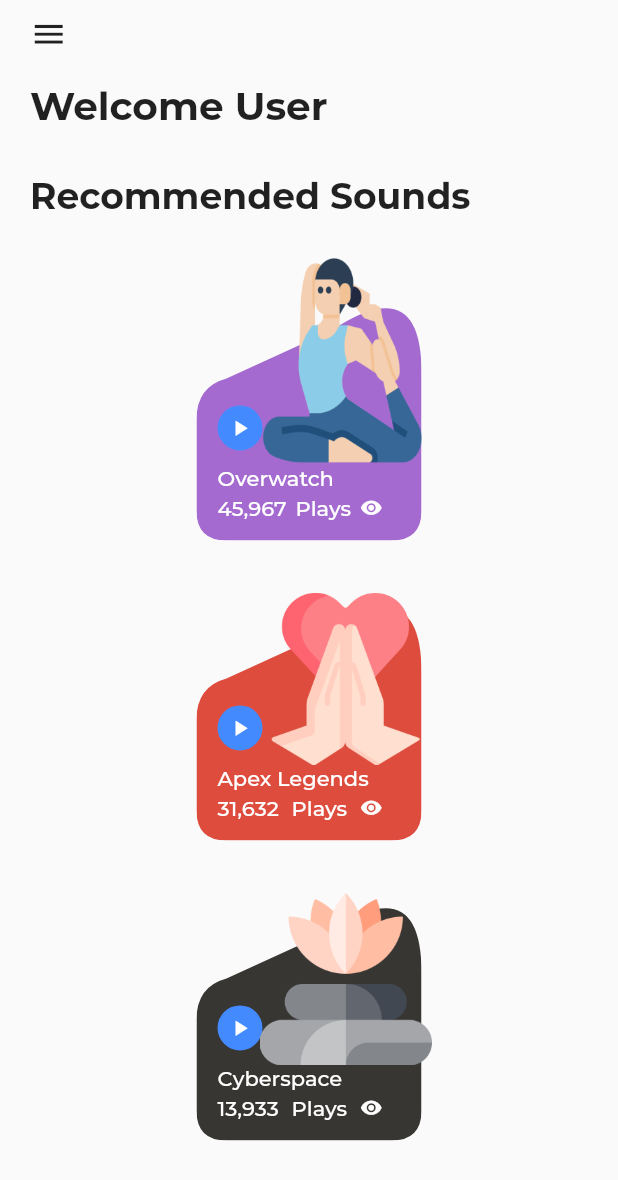
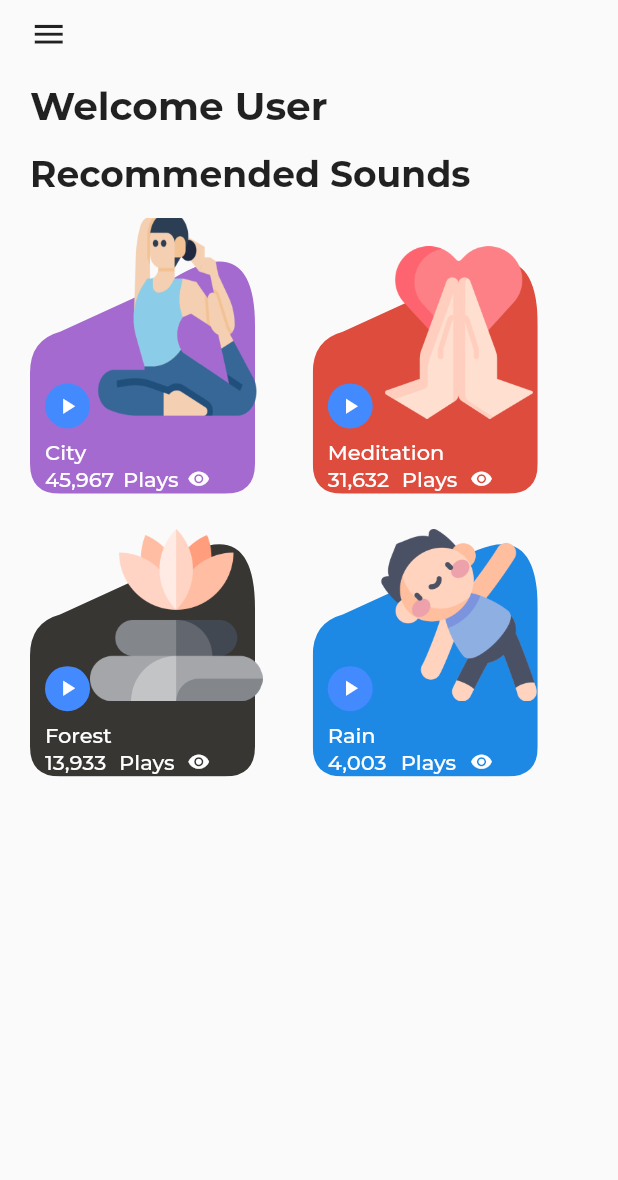
Before and after one commit to Hannibal404/Meditation, a Flutter app: the HomeScreen screen opened by its route, on a phone screen of 412 x 824 dp. Shown: the top 1180 px of the screen. Run offline on Flutter 3.47's test engine with Material 2 defaults, Android fonts, the phone set to English and light mode, and no system bars; our stand-ins replace flutter_feather_icons, flutter_svg, font_awesome_flutter; project files that could hold a hidden picture were left out.

Commit message:
Listview to gridview

```diff
--- /dev/null
+++ b/lib/app/shared/constant/strings.dart
@@ -0,0 +1 @@
+final String imgAlbum = "assets/images/image_album.jpg";
--- /dev/null
+++ b/lib/app/shared/theme/theme.dart
@@ -0,0 +1,20 @@
+import 'package:flutter/material.dart';
+
+ThemeData themeData = ThemeData(
+  primaryColor: Colors.blueGrey[900],
+  primarySwatch: Colors.grey,
+  appBarTheme: AppBarTheme(
+    color: Colors.transparent,
+    elevation: 0,
+    iconTheme: IconThemeData(
+      color: Colors.blueGrey[900]
+    ),
+    textTheme: TextTheme(
+      headline1: TextStyle(
+        color: Colors.blueGrey[900],
+        fontWeight: FontWeight.bold,
+        fontSize: 22
+      )
+    )
+  )
+);
--- a/lib/components/game.dart
+++ b/lib/components/game.dart
@@ -31,7 +31,7 @@ class RecommendedGame extends StatelessWidget {
       child: Stack(
         children: <Widget>[
           Align(
-            alignment: Alignment.bottomCenter,
+            alignment: Alignment.bottomLeft,
             child: ClipPath(
               clipper: MyClipper(),
               child: Container(
@@ -44,8 +44,8 @@ class RecommendedGame extends StatelessWidget {
             ),
           ),
           Positioned(
-            left: 125,
-            top: 150,
+            left: 10,
+            top: 147,
             child: Text(
               name,
               style: TextStyle(
@@ -54,8 +54,8 @@ class RecommendedGame extends StatelessWidget {
             ),
           ),
           Positioned(
-            left: 125,
-            top: 170,
+            left: 10,
+            top: 165,
             child: Container(
               width: 110,
               child: Row(
@@ -84,7 +84,7 @@ class RecommendedGame extends StatelessWidget {
           ),
           Positioned(
             top: 110,
-            left: 125,
+            left: 10,
             child: Container(
               height: 30,
               width: 30,
@@ -100,7 +100,7 @@ class RecommendedGame extends StatelessWidget {
             ),
           ),
           Positioned(
-            left: left,
+            left: 40,
             bottom: bottom,
             child: Image(
               height: height,
--- a/lib/main.dart
+++ b/lib/main.dart
@@ -1,6 +1,7 @@
 import 'package:flutter/material.dart';
 import 'package:meditation/Onboarding/onboard_page.dart';
 import 'package:meditation/Onboarding/pager.dart';
+import 'package:meditation/app/pages/home/home_page.dart';
 import 'package:meditation/utils/colors.dart';
 import 'package:meditation/screens/home.dart';
 
@@ -21,6 +22,7 @@ class MyApp extends StatelessWidget {
       routes: {
         '/onboard_type_three': (context) => OnboardingPagerTypeThree(),
         "/home_screen": (context) => HomeScreen(),
+        "/music_screen": (context) => HomePage1(),
       },
     );
   }
--- a/lib/screens/home.dart
+++ b/lib/screens/home.dart
@@ -1,7 +1,6 @@
-import 'dart:ffi';
-
 import 'package:flutter/material.dart';
 import 'package:flutter/painting.dart';
+import 'package:meditation/app/pages/home/home_page.dart';
 import 'package:meditation/components/game.dart';
 import 'package:meditation/utils/colors.dart';
 
@@ -14,6 +13,7 @@ class _HomeScreenState extends State<HomeScreen> {
   @override
   Widget build(BuildContext context) {
     double height = MediaQuery.of(context).size.height;
+
     return Scaffold(
       body: ListView(
         children: <Widget>[
@@ -43,7 +43,7 @@ class _HomeScreenState extends State<HomeScreen> {
                   ),
                 ),
                 SizedBox(
-                  height: height * 0.036,
+                  height: height * 0.018,
                 ),
                 Text(
                   'Recommended Sounds',
@@ -54,16 +54,31 @@ class _HomeScreenState extends State<HomeScreen> {
                   ),
                 ),
                 SizedBox(
-                  height: height * 0.018,
+                  height: 15.0,
                 ),
                 Container(
-                  height: height * 0.74,
+                  height: height * 0.75,
                   width: double.infinity,
-                  child: ListView(
+                  child: GridView(
+                    gridDelegate: SliverGridDelegateWithFixedCrossAxisCount(
+                      crossAxisCount: 2,
+                      crossAxisSpacing: 5,
+                      mainAxisSpacing: 5,
+                    ),
                     scrollDirection: Axis.vertical,
                     children: <Widget>[
-                      RecommendedGame(
-                        name: 'Overwatch',
+                      new InkWell(
+                        onTap: () {
+                          // Navigate to Learning
+                          debugPrint("Pressed here");
+                          Navigator.push(
+                            context,
+                            MaterialPageRoute(
+                                builder: (context) => HomePage1()),
+                          );
+                        },
+                        child: RecommendedGame(
+                          name: 'City',
                           views: '45,967',
                           color: overWatchBg,
                           imagePath: 'images/overwatch4.png',
@@ -71,11 +86,19 @@ class _HomeScreenState extends State<HomeScreen> {
                           left: 150,
                           bottom: 45,
                         ),
-                      SizedBox(
-                        width: 15,
                       ),
-                      RecommendedGame(
-                        name: 'Apex Legends',
+                      new InkWell(
+                        onTap: () {
+                          // Navigate to Learning
+                          debugPrint("Pressed here");
+                          Navigator.push(
+                            context,
+                            MaterialPageRoute(
+                                builder: (context) => HomePage1()),
+                          );
+                        },
+                        child: RecommendedGame(
+                          name: 'Meditation',
                           views: '31,632',
                           color: apexLegendBg,
                           imagePath: 'images/al2.png',
@@ -83,11 +106,19 @@ class _HomeScreenState extends State<HomeScreen> {
                           left: 153,
                           bottom: 50,
                         ),
-                      SizedBox(
-                        width: 15,
                       ),
-                      RecommendedGame(
-                        name: 'Cyberspace',
+                      new InkWell(
+                        onTap: () {
+                          // Navigate to Learning
+                          debugPrint("Pressed here");
+                          Navigator.push(
+                            context,
+                            MaterialPageRoute(
+                                builder: (context) => HomePage1()),
+                          );
+                        },
+                        child: RecommendedGame(
+                          name: 'Forest',
                           views: '13,933',
                           color: cyberSpaceBg,
                           imagePath: 'images/overwatch2.png',
@@ -95,17 +126,26 @@ class _HomeScreenState extends State<HomeScreen> {
                           left: 153,
                           bottom: 50,
                         ),
-                      SizedBox(
-                        width: 15,
                       ),
-                      RecommendedGame(
-                        name: 'HunterKillar',
+                      new InkWell(
+                        onTap: () {
+                          // Navigate to Learning
+                          debugPrint("Pressed here");
+                          Navigator.push(
+                            context,
+                            MaterialPageRoute(
+                                builder: (context) => HomePage1()),
+                          );
+                        },
+                        child: RecommendedGame(
+                          name: 'Rain',
                           views: '4,003',
                           color: Colors.blue[600],
                           imagePath: 'images/al3.png',
                           height: 115,
                           left: 153,
                           bottom: 50,
+                        ),
                       ),
                     ],
                   ),
```
Also changed, not shown: lib/app/models/music_model.dart (added, +9 -0 lines), lib/app/pages/home/home_page.dart (added, +80 -0 lines), lib/app/pages/home/tabs/library_tab.dart (added, +111 -0 lines), lib/app/pages/root/app.dart (added, +17 -0 lines), pubspec.yaml (+7 -0 lines), pubspec.lock. Lines whose indentation alone changed are shown as unchanged.
